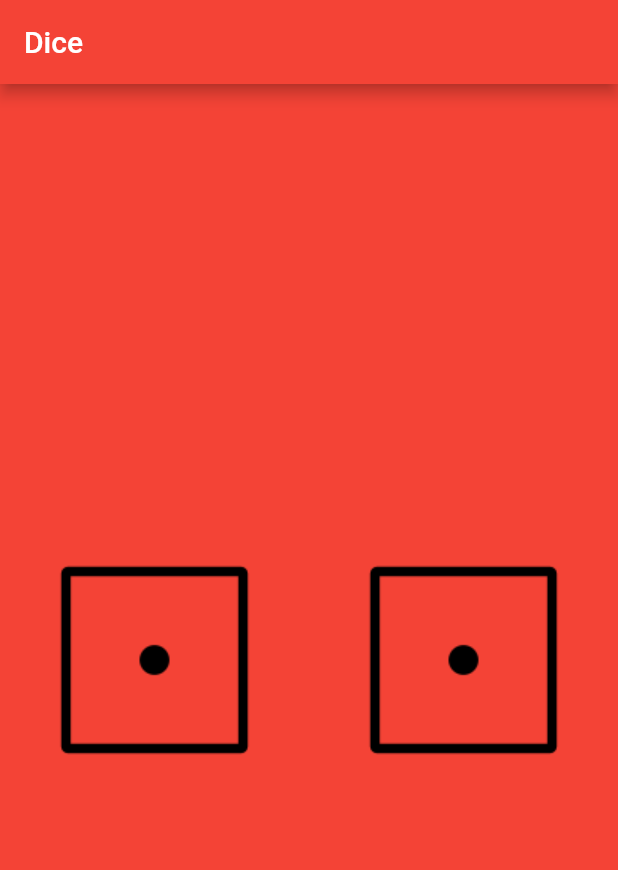
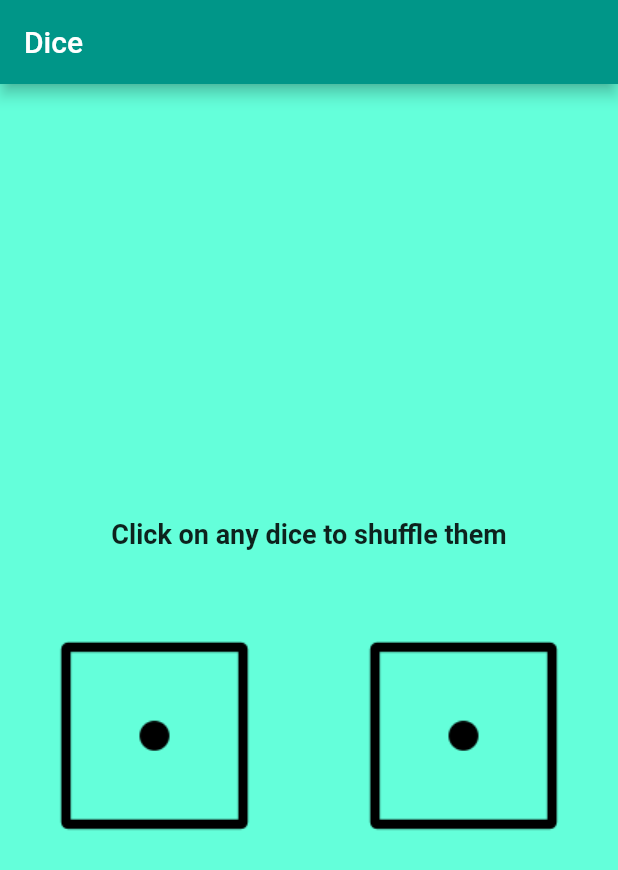
Before and after one commit to manishbsta/dice-flutter, a Flutter app: the screen it shows after launch, on a phone screen of 412 x 824 dp. Shown: the top 870 px of the screen. Run offline on Flutter 3.47's test engine with Material 2 defaults, Android fonts, the phone set to English and light mode, and no system bars.

Commit message:
Text widget added and background colors changed

```diff
--- a/lib/main.dart
+++ b/lib/main.dart
@@ -5,10 +5,10 @@ import 'package:flutter/material.dart';
 void main() {
   runApp(MaterialApp(
     home: Scaffold(
-      backgroundColor: Colors.red,
+      backgroundColor: Colors.tealAccent,
       appBar: AppBar(
         title: Text('Dice'),
-        backgroundColor: Colors.red,
+        backgroundColor: Colors.teal,
       ),
       body: DicePage(),
     ),
@@ -31,8 +31,20 @@ class _DicePageState extends State<DicePage> {
 
   @override
   Widget build(BuildContext context) {
-    return Center(
-      child: Row(
+    return Column(
+      mainAxisAlignment: MainAxisAlignment.center,
+      children: <Widget>[
+        Padding(
+          padding: EdgeInsets.fromLTRB(10, 20, 10, 60),
+          child: Text(
+              'Click on any dice to shuffle them',
+              style: TextStyle (
+                fontSize: 18,
+                fontWeight: FontWeight.bold,
+              ),
+          ),
+        ),
+        Row(
           children: <Widget>[
             Expanded(
               child: FlatButton(
@@ -56,6 +68,7 @@ class _DicePageState extends State<DicePage> {
             ),
           ],
         ),
+      ],
     );
   }
 }
```
Lines whose indentation alone changed are shown as unchanged.
